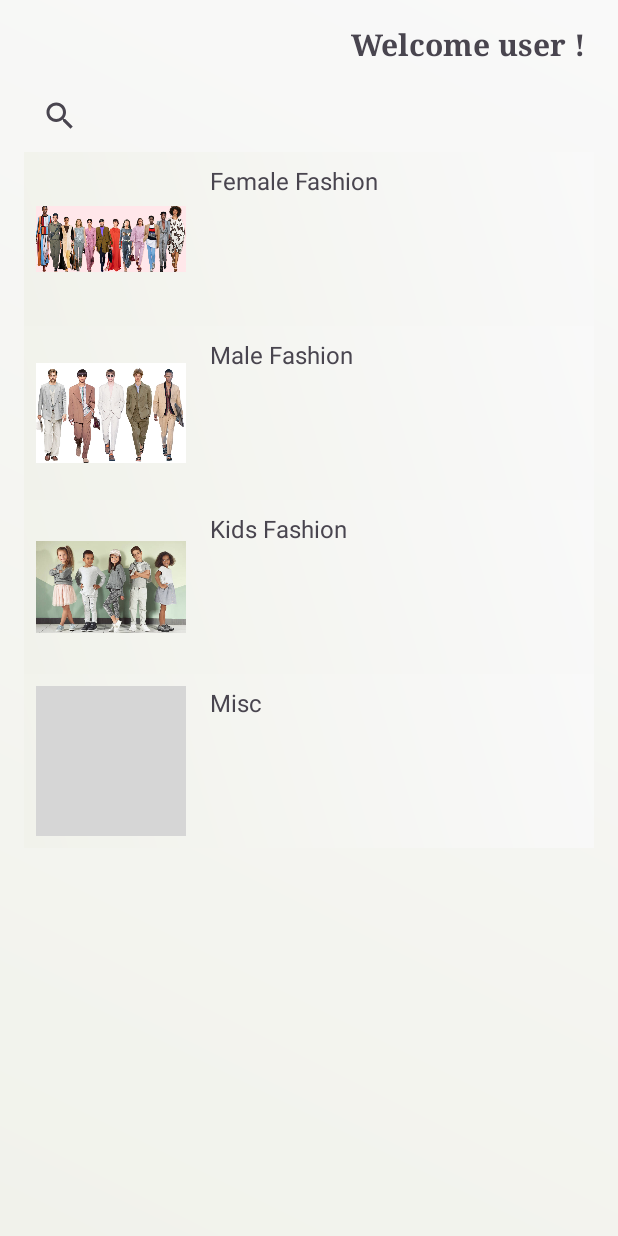
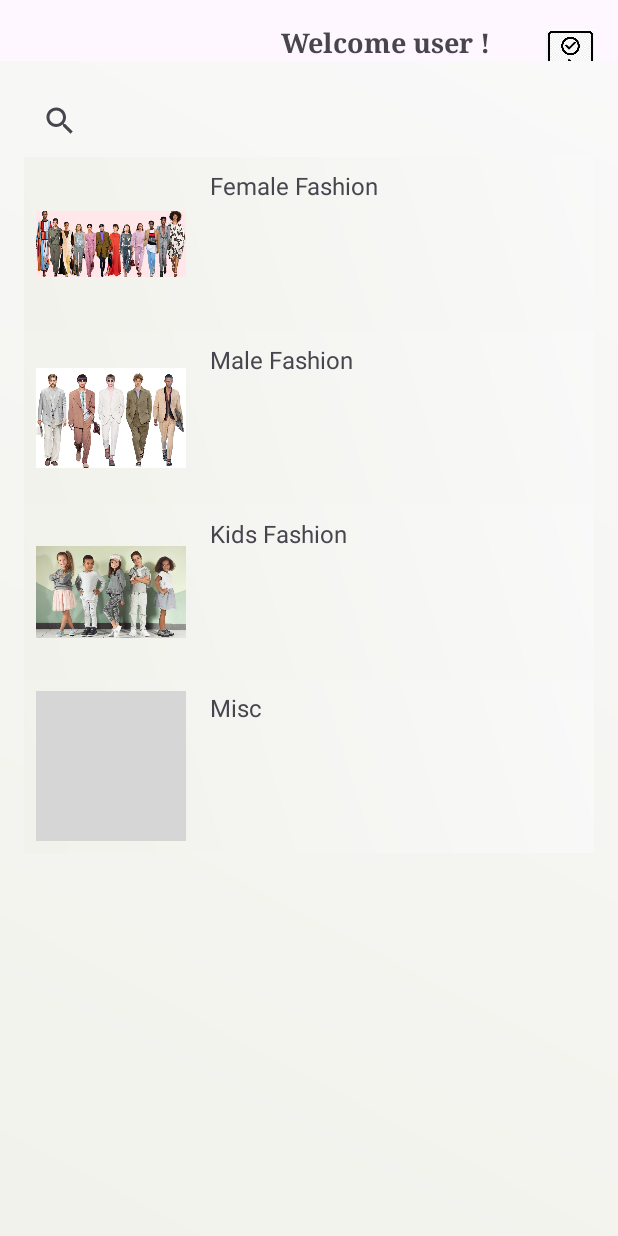
Before and after one commit to mohini17aug/ecommerce, an Android app: the DashboardActivity screen opened directly, with no data from a screen before it, on a phone screen of 412 x 824 dp. Run offline under Robolectric (Android 15) with nearby library versions, the phone set to English and light mode, and no system bars; grey boxes are pictures that could not be loaded.

Commit message:
Order summary on dashboard page

```diff
--- a/app/src/main/java/com/example/firstapp/DashboardActivity.kt
+++ b/app/src/main/java/com/example/firstapp/DashboardActivity.kt
@@ -10,6 +10,9 @@ import androidx.recyclerview.widget.LinearLayoutManager
 import androidx.recyclerview.widget.RecyclerView
 import com.example.firstapp.data.model.Item
 import android.util.Log
+import android.widget.Button
+import android.widget.ImageView
+
 class DashboardActivity : AppCompatActivity() {
 
     private lateinit var recyclerView: RecyclerView
@@ -54,6 +57,12 @@ class DashboardActivity : AppCompatActivity() {
                 return false
             }
         })
+
+        val orderSummaryButton = findViewById<ImageView>(R.id.orderSummaryButton)
+        orderSummaryButton.setOnClickListener {
+            val intent = Intent(this, OrderSummaryActivity::class.java)
+            startActivity(intent)
+        }
     }
 
     private fun filterItems(text: String?) {
--- a/app/src/main/java/com/example/firstapp/DetailedProductActivity.kt
+++ b/app/src/main/java/com/example/firstapp/DetailedProductActivity.kt
@@ -18,6 +18,7 @@ class DetailedProductActivity : AppCompatActivity() {
     private var quantity=1
     private var productPrice: Double=0.0
     private lateinit var priceTextView: TextView
+    private var toastShownDec=false
     private var toastShown=false
     override fun onCreate(savedInstanceState: Bundle?) {
         super.onCreate(savedInstanceState)
@@ -56,9 +57,9 @@ class DetailedProductActivity : AppCompatActivity() {
             updatePrice()
         }
         if(quantity == 1){
-            if( !toastShown) {
+            if( !toastShownDec) {
                 Toast.makeText(this, "Items cannot be empty.Minimum quantity is 1", Toast.LENGTH_SHORT).show()
-                toastShown = true;
+                toastShownDec = true;
             }
         }
     }
--- a/app/src/main/res/layout/activity_dashboard.xml
+++ b/app/src/main/res/layout/activity_dashboard.xml
@@ -1,30 +1,47 @@
 <?xml version="1.0" encoding="utf-8"?>
-<LinearLayout
+<RelativeLayout
     xmlns:android="http://schemas.android.com/apk/res/android"
     android:layout_width="match_parent"
-    android:layout_height="match_parent"
-    android:orientation="vertical"
-    android:padding="16dp"
-    android:background="@drawable/gradient_background">
+    android:layout_height="match_parent">
+
+    <ImageView
+        android:id="@+id/orderSummaryButton"
+        android:layout_width="32dp"
+        android:layout_height="40dp"
+        android:layout_alignParentTop="true"
+        android:layout_alignParentEnd="true"
+        android:src="@drawable/order_summary"
+        android:clickable="true"
+        android:focusable="true"
+        android:layout_margin="16dp"/>
+
     <TextView
         android:id="@+id/nameTextView"
         android:layout_width="wrap_content"
         android:layout_height="wrap_content"
-        android:text="Stored Name"
-        android:layout_gravity="end"
-        android:paddingBottom="10dp"
+        android:text="@string/stored_name"
         android:textStyle="bold"
         android:fontFamily="serif"
-        android:textSize="20dp"
-    />
+        android:textSize="18dp"
+        android:layout_alignParentTop="true"
+        android:layout_toStartOf="@id/orderSummaryButton"
+        android:layout_marginEnd="16dp"
+        android:layout_marginTop="16dp"/>
+
+    <LinearLayout
+        android:layout_width="match_parent"
+        android:layout_height="match_parent"
+        android:layout_below="@id/nameTextView"
+        android:orientation="vertical"
+        android:padding="16dp"
+        android:background="@drawable/gradient_background">
         <SearchView
             android:id="@+id/searchView"
             android:layout_width="match_parent"
             android:layout_height="wrap_content"/>
-
         <androidx.recyclerview.widget.RecyclerView
             android:id="@+id/recyclerView"
             android:layout_width="match_parent"
             android:layout_height="wrap_content"/>
-
     </LinearLayout>
+</RelativeLayout>
```
Also changed, not shown: app/src/main/java/com/example/firstapp/OrderSummaryActivity.kt (+22 -6 lines), app/src/main/java/com/example/firstapp/PaymentActivity.kt (+11 -3 lines), app/src/main/res/values/strings.xml (+1 -37 lines), app/src/main/res/drawable/order_summary.PNG (added). Lines whose indentation alone changed are shown as unchanged.
